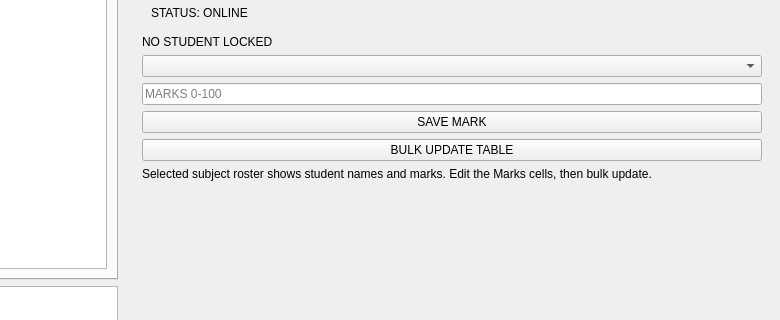
The window that ui/faculty.ui (Md-Zakiur-Rahman/Student-performance-analyzer-spa_db-) describes before a commit, drawn with Qt 5; both pictures show x 520 to 1300 and y 127 to 447 of the 1300 by 820 pixel window.
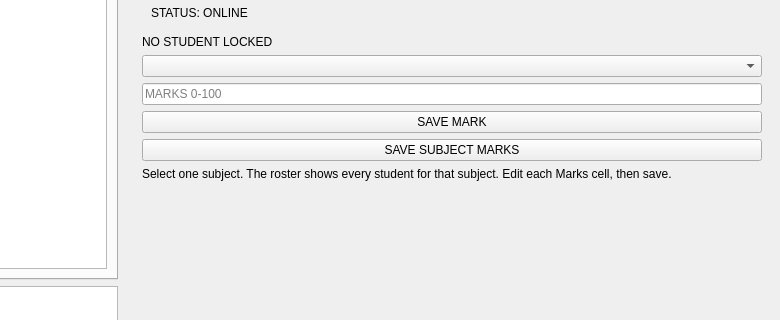
The same window after the commit.

Diff of the .ui file:
```diff
--- a/ui/faculty.ui
+++ b/ui/faculty.ui
@@ -57,8 +57,8 @@
          <item><widget class="QComboBox" name="subjectCombo"/></item>
          <item><widget class="QLineEdit" name="marksInput"><property name="placeholderText"><string>MARKS 0-100</string></property></widget></item>
          <item><widget class="QPushButton" name="saveMarkButton"><property name="text"><string>SAVE MARK</string></property></widget></item>
-         <item><widget class="QPushButton" name="bulkUpdateButton"><property name="text"><string>BULK UPDATE TABLE</string></property></widget></item>
-         <item><widget class="QLabel" name="rosterHintLabel"><property name="wordWrap"><bool>true</bool></property><property name="text"><string>Selected subject roster shows student names and marks. Edit the Marks cells, then bulk update.</string></property></widget></item>
+         <item><widget class="QPushButton" name="bulkUpdateButton"><property name="text"><string>SAVE SUBJECT MARKS</string></property></widget></item>
+         <item><widget class="QLabel" name="rosterHintLabel"><property name="wordWrap"><bool>true</bool></property><property name="text"><string>Select one subject. The roster shows every student for that subject. Edit each Marks cell, then save.</string></property></widget></item>
          <item><spacer name="rightSpacer"><property name="orientation"><enum>Qt::Orientation::Vertical</enum></property><property name="sizeHint" stdset="0"><size><width>20</width><height>260</height></size></property></spacer></item>
         </layout>
        </widget>
```
